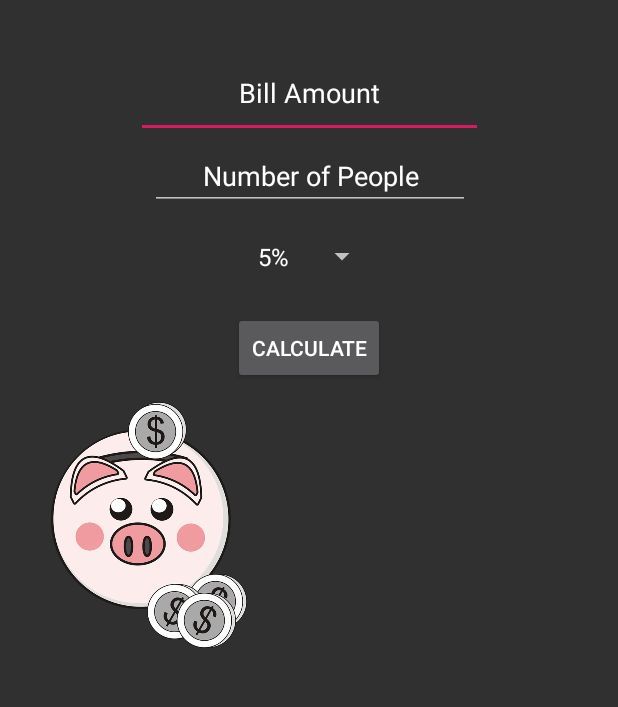
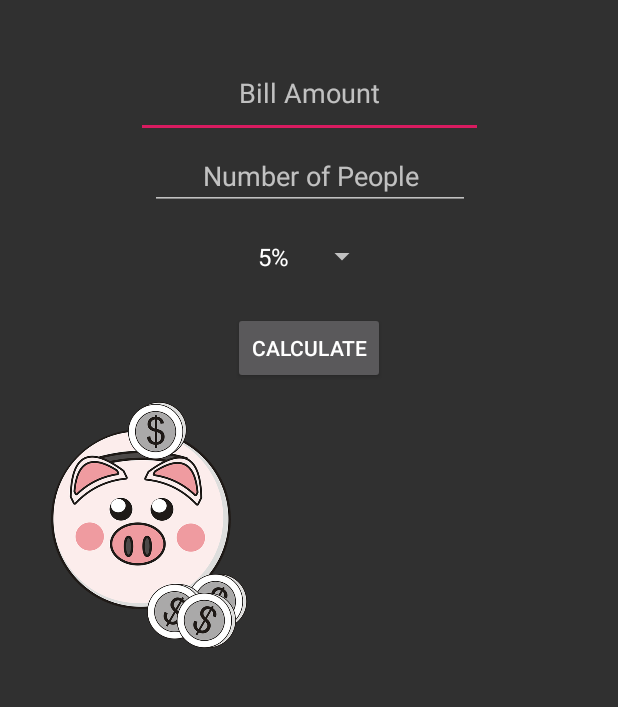
Before and after one commit to HamRadioDude/TipCalc, an Android app: the screen it shows after launch (MainActivity), on a phone screen of 412 x 824 dp, the part 168-875 px from its top. Run offline under Robolectric (Android 15) with nearby library versions, the phone set to English and light mode, and no system bars.

Commit message:
Changes to the Hint
Change to the  hint sections.

```diff
--- a/app/src/main/res/layout/activity_main.xml
+++ b/app/src/main/res/layout/activity_main.xml
@@ -43,14 +43,13 @@
         android:layout_marginTop="32dp"
         android:layout_marginEnd="8dp"
         android:ems="10"
+        android:hint="@string/txt_charges"
         android:inputType="number"
-        android:text="@string/txt_charges"
         android:textAlignment="center"
         app:layout_constraintEnd_toEndOf="parent"
         app:layout_constraintHorizontal_bias="0.503"
         app:layout_constraintStart_toStartOf="parent"
-        app:layout_constraintTop_toBottomOf="@+id/txtTitle"
-        tools:text="@string/txt_charges" />
+        app:layout_constraintTop_toBottomOf="@+id/txtTitle" />
 
     <EditText
         android:id="@+id/txtPpl"
@@ -60,14 +59,13 @@
         android:layout_marginTop="8dp"
         android:layout_marginEnd="8dp"
         android:ems="10"
+        android:hint="@string/txt_Ppl"
         android:inputType="number"
-        android:text="@string/txt_Ppl"
         android:textAlignment="center"
         app:layout_constraintEnd_toEndOf="parent"
         app:layout_constraintHorizontal_bias="0.503"
         app:layout_constraintStart_toStartOf="parent"
-        app:layout_constraintTop_toBottomOf="@+id/txtCharges"
-        tools:text="@string/txt_Ppl" />
+        app:layout_constraintTop_toBottomOf="@+id/txtCharges" />
 
     <Spinner
         android:id="@+id/txtGroup"
```
